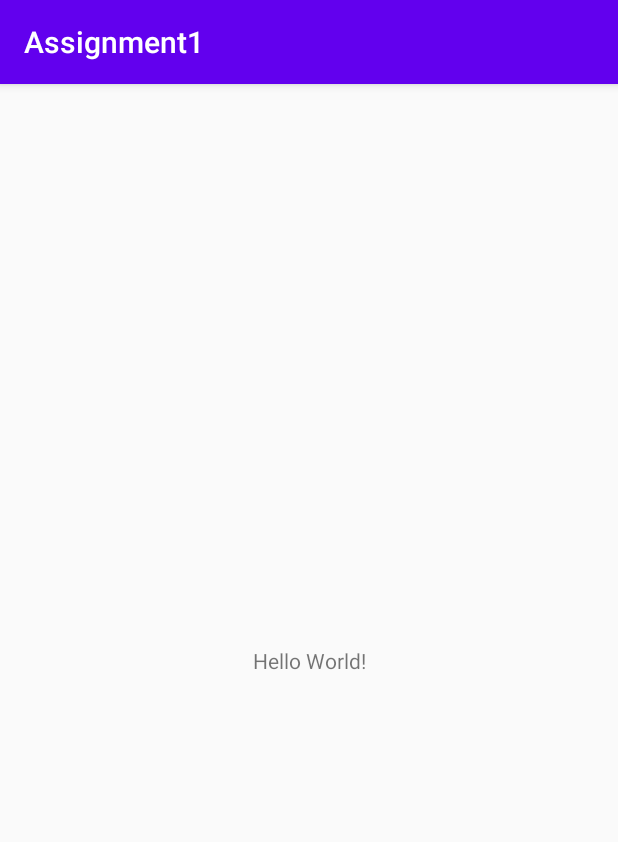
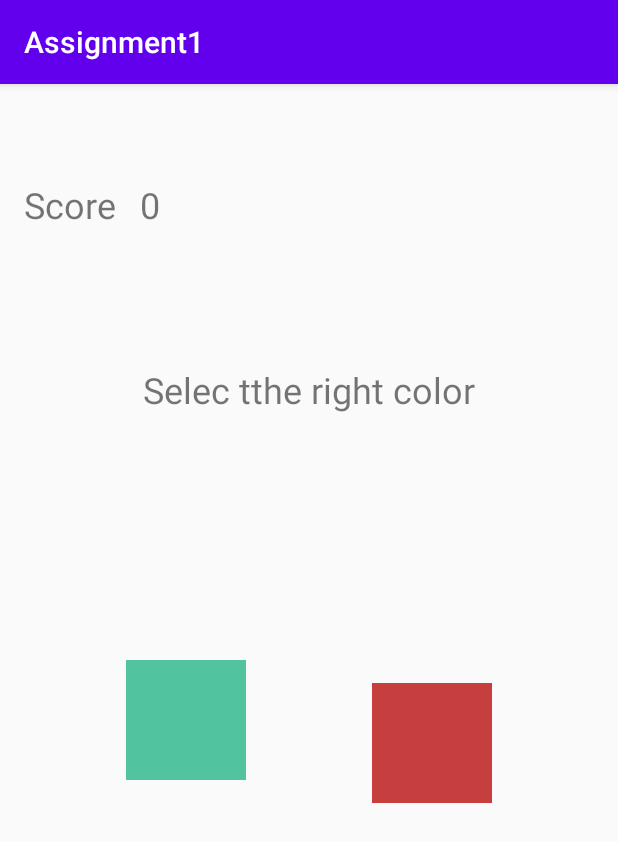
Before and after one commit to version-1/Android-Assignment1, an Android app: the screen it shows after launch (MainActivity), on a phone screen of 412 x 824 dp. Shown: the top 842 px of the screen. Run offline under Robolectric (Android 15) with nearby library versions, the phone set to English and light mode, and no system bars.

Commit message:
add layout

```diff
--- a/app/src/main/res/layout/activity_main.xml
+++ b/app/src/main/res/layout/activity_main.xml
@@ -7,12 +7,82 @@
     tools:context=".MainActivity">
 
     <TextView
+        android:id="@+id/select_the_right_color"
         android:layout_width="wrap_content"
         android:layout_height="wrap_content"
-        android:text="Hello World!"
+        android:text="Selec tthe right color"
+        android:textSize="24sp"
         app:layout_constraintBottom_toBottomOf="parent"
         app:layout_constraintLeft_toLeftOf="parent"
         app:layout_constraintRight_toRightOf="parent"
+        app:layout_constraintTop_toTopOf="parent"
+        app:layout_constraintVertical_bias="0.255" />
+
+    <TextView
+        android:id="@+id/target_color"
+        android:layout_width="wrap_content"
+        android:layout_height="wrap_content"
+        android:textSize="24sp"
+        app:layout_constraintBottom_toBottomOf="parent"
+        app:layout_constraintHorizontal_bias="0.502"
+        app:layout_constraintLeft_toLeftOf="parent"
+        app:layout_constraintRight_toRightOf="parent"
+        app:layout_constraintTop_toTopOf="parent"
+        app:layout_constraintVertical_bias="0.775"
+        tools:text="@tools:sample/lorem" />
+
+    <TextView
+        android:id="@+id/scoreLabel"
+        android:layout_width="wrap_content"
+        android:layout_height="wrap_content"
+        android:layout_marginStart="16dp"
+        android:layout_marginTop="64dp"
+        android:text="Score"
+        android:textSize="24sp"
+        app:layout_constraintStart_toStartOf="parent"
         app:layout_constraintTop_toTopOf="parent" />
 
+    <TextView
+        android:id="@+id/score"
+        android:layout_width="wrap_content"
+        android:layout_height="wrap_content"
+        android:layout_marginStart="16dp"
+        android:text="0"
+        android:textSize="24sp"
+        app:layout_constraintBottom_toBottomOf="@+id/scoreLabel"
+        app:layout_constraintStart_toEndOf="@+id/scoreLabel"
+        app:layout_constraintTop_toTopOf="@+id/scoreLabel"
+        app:layout_constraintVertical_bias="0.0" />
+
+    <TextView
+        android:id="@+id/right_box"
+        android:layout_width="wrap_content"
+        android:layout_height="wrap_content"
+        android:layout_marginTop="16dp"
+        android:layout_marginBottom="16dp"
+        android:width="80dp"
+        android:height="80dp"
+        android:background="#C63E3E"
+        app:layout_constraintBottom_toTopOf="@+id/target_color"
+        app:layout_constraintEnd_toEndOf="parent"
+        app:layout_constraintHorizontal_bias="0.5"
+        app:layout_constraintStart_toEndOf="@+id/left_box"
+        app:layout_constraintTop_toBottomOf="@+id/select_the_right_color"
+        app:layout_constraintVertical_bias="0.686" />
+
+    <TextView
+        android:id="@+id/left_box"
+        android:layout_width="wrap_content"
+        android:layout_height="wrap_content"
+        android:layout_marginTop="73dp"
+        android:layout_marginBottom="16dp"
+        android:width="80dp"
+        android:height="80dp"
+        android:background="#51C39F"
+        app:layout_constraintBottom_toTopOf="@+id/target_color"
+        app:layout_constraintEnd_toStartOf="@+id/right_box"
+        app:layout_constraintHorizontal_bias="0.5"
+        app:layout_constraintStart_toStartOf="parent"
+        app:layout_constraintTop_toBottomOf="@+id/select_the_right_color" />
+
 </androidx.constraintlayout.widget.ConstraintLayout>
```
